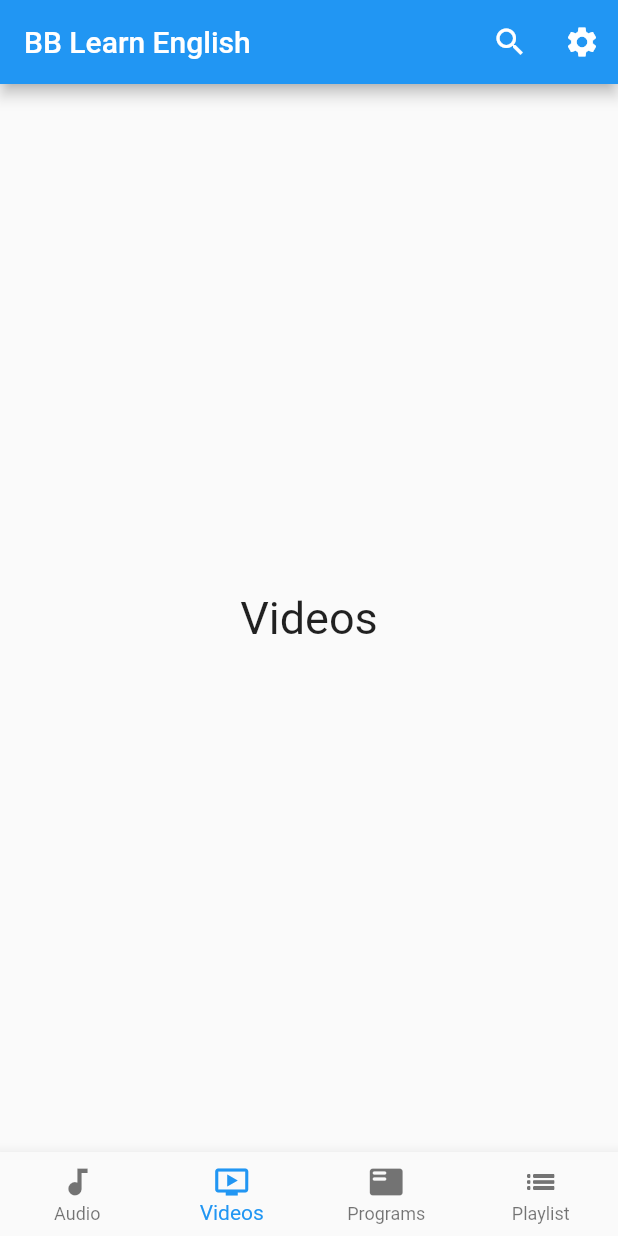
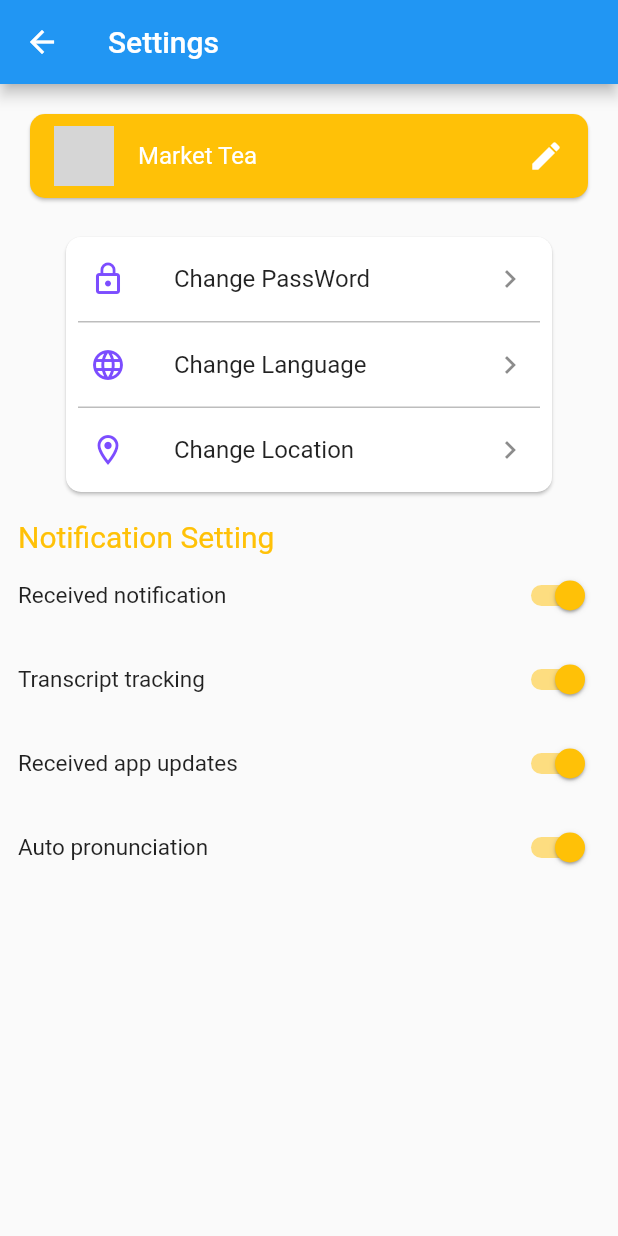
Before and after one commit to nducthien/BB-Learn-English, a Flutter app: the screen it shows after launch, item 2 of the bottom bar chosen, after a tap on the "settings" icon, on a phone screen of 412 x 824 dp. Run offline on Flutter 3.47's test engine with Material 2 defaults, Android fonts, the phone set to English and light mode, and no system bars; our stand-ins replace audioplayers, cached_network_image; network calls fail; grey boxes are pictures that could not be loaded.

Commit message:
- create setting screen

```diff
--- a/lib/main.dart
+++ b/lib/main.dart
@@ -1,4 +1,5 @@
-import 'package:bb_earn_english/widget/home_page.dart';
+import 'package:bb_earn_english/widget/audio_page.dart';
+import 'package:bb_earn_english/widget/setting_page.dart';
 import 'package:flutter/material.dart';
 
 void main() {
@@ -55,7 +56,9 @@ class _MyAppState extends State<MyApp> {
             icon: Icon(Icons.search),
             onPressed: () {},
           ),
-          IconButton(icon: Icon(Icons.settings), onPressed: () {}),
+          IconButton(icon: Icon(Icons.settings), onPressed: () {
+            Navigator.push(context, new MaterialPageRoute(builder: (context) => Setting()));
+          }),
         ],
       ),
       body: tabs[_currentIndex],
--- a/lib/widget/app_bar_detail.dart
+++ b/lib/widget/app_bar_detail_audio.dart
@@ -1,7 +1,7 @@
 import 'package:flutter/material.dart';
 
 import '../untils/custom_dialog_box.dart';
-import 'detail_page.dart';
+import 'detail_audio_page.dart';
 
 class AppBarDetail extends StatefulWidget {
   AppBarDetail({
--- a/lib/widget/home_page.dart
+++ b/lib/widget/audio_page.dart
@@ -1,7 +1,7 @@
 import 'package:bb_earn_english/api/network.dart';
 import 'package:flutter/material.dart';
 
-import 'detail_page.dart';
+import 'detail_audio_page.dart';
 
 class HomePage extends StatefulWidget {
   @override
--- a/lib/widget/detail_page.dart
+++ b/lib/widget/detail_audio_page.dart
@@ -3,8 +3,8 @@ import 'package:bb_earn_english/untils/theme.dart';
 import 'package:flutter/material.dart';
 import 'package:flutter/rendering.dart';
 
-import 'app_bar_detail.dart';
-import 'bottom_detail.dart';
+import 'app_bar_detail_audio.dart';
+import 'bottom_detail_audio.dart';
 
 class DetailPage extends StatefulWidget {
   final Photo photo;
--- /dev/null
+++ b/lib/widget/setting_page.dart
@@ -0,0 +1,162 @@
+import 'package:flutter/material.dart';
+import 'package:cached_network_image/cached_network_image.dart';
+
+import 'detail_audio_page.dart';
+
+class Setting extends StatefulWidget {
+  @override
+  _SettingState createState() => _SettingState();
+}
+
+bool _light = true;
+
+class _SettingState extends State<Setting> {
+  String _userAvatarUrl = "";
+
+  @override
+  Widget build(BuildContext context) {
+    return Scaffold(
+      appBar: AppBar(
+        title: Text('Settings'),
+      ),
+      body: SingleChildScrollView(
+        padding: const EdgeInsets.all(12.0),
+        child: Column(
+          crossAxisAlignment: CrossAxisAlignment.start,
+          children: <Widget>[
+            Card(
+              shape: RoundedRectangleBorder(
+                  borderRadius: BorderRadius.circular(10.0)),
+              margin: const EdgeInsets.all(8.0),
+              color: Colors.amber,
+              child: ListTile(
+                onTap: () {
+                  // open edit profile
+                },
+                title: Text(
+                  'Market Tea',
+                  style: TextStyle(color: Colors.white),
+                ),
+                leading: CircleAvatar(
+                  backgroundImage: NetworkImage(
+                      "https://i.pinimg.com/564x/49/fb/60/49fb60486d4c91217404bbe54e0f3695.jpg"),
+                ),
+                trailing: Icon(
+                  Icons.edit,
+                  color: Colors.white,
+                ),
+              ),
+            ),
+            const SizedBox(height: 10.0),
+            Card(
+              margin: const EdgeInsets.fromLTRB(32.0, 8.0, 32.0, 8.0),
+              shape: RoundedRectangleBorder(
+                  borderRadius: BorderRadius.circular(10.0)),
+              child: Column(
+                children: <Widget>[
+                  ListTile(
+                    leading: Icon(Icons.lock_outline,
+                        color: Colors.deepPurpleAccent),
+                    title: Text('Change PassWord'),
+                    trailing: Icon(Icons.keyboard_arrow_right),
+                    onTap: () {},
+                  ),
+                  _buildDivider(),
+                  ListTile(
+                    leading:
+                        Icon(Icons.language, color: Colors.deepPurpleAccent),
+                    title: Text('Change Language'),
+                    trailing: Icon(Icons.keyboard_arrow_right),
+                    onTap: () {},
+                  ),
+                  _buildDivider(),
+                  ListTile(
+                    leading: Icon(Icons.location_on_outlined,
+                        color: Colors.deepPurpleAccent),
+                    title: Text('Change Location'),
+                    trailing: Icon(Icons.keyboard_arrow_right),
+                    onTap: () {},
+                  )
+                ],
+              ),
+            ),
+            const SizedBox(height: 10.0),
+            Text(
+              'Notification Setting',
+              style: TextStyle(
+                  fontSize: 20.0,
+                  fontWeight: FontWeight.w400,
+                  color: Colors.amber),
+            ),
+            SwitchListTile(
+                activeColor: Colors.amber,
+                contentPadding: const EdgeInsets.all(0),
+                value: _light,
+                title: Text(
+                  'Received notification',
+                  style: TextStyle(fontSize: 15.0, fontWeight: FontWeight.w400),
+                ),
+                onChanged: (state) {
+                  setState(() {
+                    setState(() {
+                      _light = state;
+                    });
+                  });
+                }),
+            SwitchListTile(
+                activeColor: Colors.amber,
+                contentPadding: const EdgeInsets.all(0),
+                value: _light,
+                title: Text('Transcript tracking',
+                    style:
+                        TextStyle(fontSize: 15.0, fontWeight: FontWeight.w400)),
+                onChanged: (state) {
+                  setState(() {
+                    setState(() {
+                      _light = state;
+                    });
+                  });
+                }),
+            SwitchListTile(
+                activeColor: Colors.amber,
+                contentPadding: const EdgeInsets.all(0),
+                value: _light,
+                title: Text('Received app updates',
+                    style:
+                        TextStyle(fontSize: 15.0, fontWeight: FontWeight.w400)),
+                onChanged: (state) {
+                  setState(() {
+                    setState(() {
+                      _light = state;
+                    });
+                  });
+                }),
+            SwitchListTile(
+                activeColor: Colors.amber,
+                contentPadding: const EdgeInsets.all(0),
+                value: _light,
+                title: Text('Auto pronunciation',
+                    style:
+                        TextStyle(fontSize: 15.0, fontWeight: FontWeight.w400)),
+                onChanged: (state) {
+                  setState(() {
+                    setState(() {
+                      _light = state;
+                    });
+                  });
+                })
+          ],
+        ),
+      ),
+    );
+  }
+}
+
+Widget _buildDivider() {
+  return Container(
+    margin: const EdgeInsets.symmetric(horizontal: 8.0),
+    width: double.infinity,
+    height: 1.0,
+    color: Colors.grey.shade400,
+  );
+}
--- a/pubspec.yaml
+++ b/pubspec.yaml
@@ -34,6 +34,7 @@ dev_dependencies:
   flutter_test:
     sdk: flutter
   provider: ^4.0.0
+  cached_network_image: ^2.5.1
 
 # For information on the generic Dart part of this file, see the
 # following page: https://dart.dev/tools/pub/pubspec
```
Also changed, not shown: lib/widget/bottom_detail_audio.dart (renamed from lib/widget/bottom_detail.dart), pubspec.lock.
